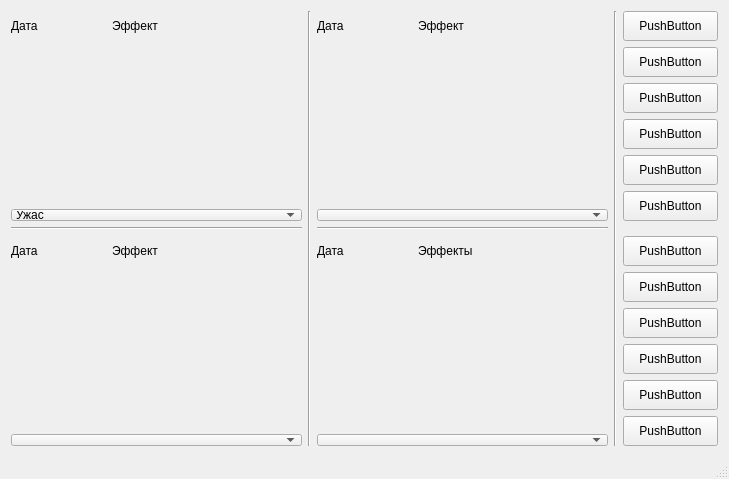
Qt form design.ui (VenkarD/SecuritySystem) before a commit.
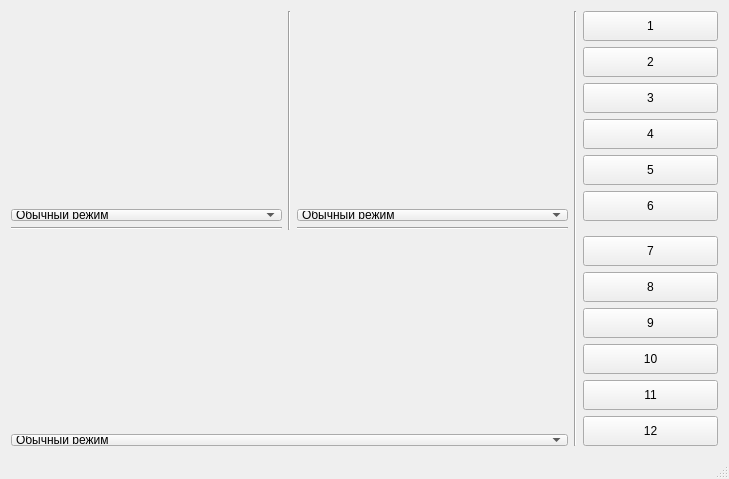
The same form after that commit.

```diff
--- a/design.ui
+++ b/design.ui
@@ -23,207 +23,7 @@
    <layout class="QVBoxLayout" name="verticalLayout">
     <item>
      <layout class="QGridLayout" name="gridLayout">
-      <item row="0" column="0">
-       <widget class="QLabel" name="date_1">
-        <property name="minimumSize">
-         <size>
-          <width>0</width>
-          <height>10</height>
-         </size>
-        </property>
-        <property name="text">
-         <string>Дата</string>
-        </property>
-       </widget>
-      </item>
-      <item row="0" column="1" colspan="2">
-       <widget class="QLabel" name="effect_1">
-        <property name="minimumSize">
-         <size>
-          <width>0</width>
-          <height>10</height>
-         </size>
-        </property>
-        <property name="text">
-         <string>Эффект</string>
-        </property>
-       </widget>
-      </item>
-      <item row="0" column="4">
-       <widget class="QLabel" name="date_3">
-        <property name="minimumSize">
-         <size>
-          <width>0</width>
-          <height>10</height>
-         </size>
-        </property>
-        <property name="text">
-         <string>Дата</string>
-        </property>
-       </widget>
-      </item>
-      <item row="0" column="5" colspan="2">
-       <widget class="QLabel" name="effect_3">
-        <property name="minimumSize">
-         <size>
-          <width>0</width>
-          <height>10</height>
-         </size>
-        </property>
-        <property name="text">
-         <string>Эффект</string>
-        </property>
-       </widget>
-      </item>
-      <item row="8" column="1" colspan="2">
-       <widget class="QLabel" name="effect_2">
-        <property name="minimumSize">
-         <size>
-          <width>0</width>
-          <height>10</height>
-         </size>
-        </property>
-        <property name="text">
-         <string>Эффект</string>
-        </property>
-       </widget>
-      </item>
-      <item row="9" column="4" rowspan="5" colspan="3">
-       <widget class="QLabel" name="video_4">
-        <property name="text">
-         <string/>
-        </property>
-       </widget>
-      </item>
-      <item row="8" column="4">
-       <widget class="QLabel" name="date_4">
-        <property name="minimumSize">
-         <size>
-          <width>0</width>
-          <height>10</height>
-         </size>
-        </property>
-        <property name="text">
-         <string>Дата</string>
-        </property>
-       </widget>
-      </item>
-      <item row="14" column="0" colspan="3">
-       <widget class="QComboBox" name="comboBox_2">
-        <property name="maximumSize">
-         <size>
-          <width>16777215</width>
-          <height>12</height>
-         </size>
-        </property>
-       </widget>
-      </item>
-      <item row="14" column="4" colspan="3">
-       <widget class="QComboBox" name="comboBox_4">
-        <property name="maximumSize">
-         <size>
-          <width>16777215</width>
-          <height>12</height>
-         </size>
-        </property>
-       </widget>
-      </item>
-      <item row="1" column="0" rowspan="5" colspan="3">
-       <widget class="QLabel" name="video_1">
-        <property name="text">
-         <string/>
-        </property>
-       </widget>
-      </item>
-      <item row="8" column="0">
-       <widget class="QLabel" name="date_2">
-        <property name="minimumSize">
-         <size>
-          <width>0</width>
-          <height>10</height>
-         </size>
-        </property>
-        <property name="text">
-         <string>Дата</string>
-        </property>
-       </widget>
-      </item>
-      <item row="9" column="0" rowspan="5" colspan="3">
-       <widget class="QLabel" name="video_2">
-        <property name="text">
-         <string/>
-        </property>
-       </widget>
-      </item>
-      <item row="8" column="5" colspan="2">
-       <widget class="QLabel" name="effect_4">
-        <property name="minimumSize">
-         <size>
-          <width>0</width>
-          <height>10</height>
-         </size>
-        </property>
-        <property name="text">
-         <string>Эффекты</string>
-        </property>
-       </widget>
-      </item>
-      <item row="6" column="4" colspan="3">
-       <widget class="QComboBox" name="comboBox_3">
-        <property name="maximumSize">
-         <size>
-          <width>16777215</width>
-          <height>12</height>
-         </size>
-        </property>
-       </widget>
-      </item>
-      <item row="1" column="4" rowspan="5" colspan="3">
-       <widget class="QLabel" name="video_3">
-        <property name="text">
-         <string/>
-        </property>
-       </widget>
-      </item>
-      <item row="6" column="0" colspan="3">
-       <widget class="QComboBox" name="comboBox">
-        <property name="maximumSize">
-         <size>
-          <width>16777215</width>
-          <height>12</height>
-         </size>
-        </property>
-        <item>
-         <property name="text">
-          <string>Ужас</string>
-         </property>
-        </item>
-        <item>
-         <property name="text">
-          <string>Дизайн</string>
-         </property>
-        </item>
-        <item>
-         <property name="text">
-          <string>Отстой</string>
-         </property>
-        </item>
-       </widget>
-      </item>
-      <item row="3" column="8">
-       <widget class="QPushButton" name="pushButton_9">
-        <property name="minimumSize">
-         <size>
-          <width>0</width>
-          <height>30</height>
-         </size>
-        </property>
-        <property name="text">
-         <string>PushButton</string>
-        </property>
-       </widget>
-      </item>
-      <item row="12" column="8">
+      <item row="12" column="6">
        <widget class="QPushButton" name="pushButton_11">
         <property name="minimumSize">
          <size>
@@ -232,11 +32,54 @@
          </size>
         </property>
         <property name="text">
-         <string>PushButton</string>
+         <string>11</string>
         </property>
        </widget>
       </item>
-      <item row="11" column="8">
+      <item row="6" column="3" colspan="2">
+       <widget class="QComboBox" name="comboBox_3">
+        <property name="maximumSize">
+         <size>
+          <width>16777215</width>
+          <height>12</height>
+         </size>
+        </property>
+        <item>
+         <property name="text">
+          <string>Обычный режим</string>
+         </property>
+        </item>
+        <item>
+         <property name="text">
+          <string>Распознование людей</string>
+         </property>
+        </item>
+        <item>
+         <property name="text">
+          <string>Распознование движения</string>
+         </property>
+        </item>
+        <item>
+         <property name="text">
+          <string>Распознавание границ</string>
+         </property>
+        </item>
+       </widget>
+      </item>
+      <item row="3" column="6">
+       <widget class="QPushButton" name="pushButton_4">
+        <property name="minimumSize">
+         <size>
+          <width>0</width>
+          <height>30</height>
+         </size>
+        </property>
+        <property name="text">
+         <string>4</string>
+        </property>
+       </widget>
+      </item>
+      <item row="11" column="6">
        <widget class="QPushButton" name="pushButton_10">
         <property name="minimumSize">
          <size>
@@ -245,96 +88,48 @@
          </size>
         </property>
         <property name="text">
-         <string>PushButton</string>
+         <string>10</string>
         </property>
        </widget>
       </item>
-      <item row="0" column="3" rowspan="15">
-       <widget class="Line" name="line">
-        <property name="orientation">
-         <enum>Qt::Vertical</enum>
-        </property>
-       </widget>
-      </item>
-      <item row="2" column="8">
-       <widget class="QPushButton" name="pushButton_3">
-        <property name="minimumSize">
-         <size>
-          <width>0</width>
-          <height>30</height>
-         </size>
-        </property>
+      <item row="0" column="3" rowspan="6" colspan="2">
+       <widget class="QLabel" name="video_2">
         <property name="text">
-         <string>PushButton</string>
+         <string/>
         </property>
        </widget>
       </item>
-      <item row="1" column="8">
-       <widget class="QPushButton" name="pushButton_2">
-        <property name="minimumSize">
+      <item row="6" column="0" colspan="2">
+       <widget class="QComboBox" name="comboBox_1">
+        <property name="maximumSize">
          <size>
-          <width>0</width>
-          <height>30</height>
+          <width>16777215</width>
+          <height>12</height>
          </size>
         </property>
-        <property name="text">
-         <string>PushButton</string>
-        </property>
+        <item>
+         <property name="text">
+          <string>Обычный режим</string>
+         </property>
+        </item>
+        <item>
+         <property name="text">
+          <string>Распознование людей</string>
+         </property>
+        </item>
+        <item>
+         <property name="text">
+          <string>Распознование движения</string>
+         </property>
+        </item>
+        <item>
+         <property name="text">
+          <string>Распознование границ</string>
+         </property>
+        </item>
        </widget>
       </item>
-      <item row="0" column="8">
-       <widget class="QPushButton" name="pushButton">
-        <property name="minimumSize">
-         <size>
-          <width>0</width>
-          <height>30</height>
-         </size>
-        </property>
-        <property name="text">
-         <string>PushButton</string>
-        </property>
-       </widget>
-      </item>
-      <item row="13" column="8" rowspan="2">
-       <widget class="QPushButton" name="pushButton_7">
-        <property name="minimumSize">
-         <size>
-          <width>0</width>
-          <height>30</height>
-         </size>
-        </property>
-        <property name="text">
-         <string>PushButton</string>
-        </property>
-       </widget>
-      </item>
-      <item row="8" column="8">
-       <widget class="QPushButton" name="pushButton_8">
-        <property name="minimumSize">
-         <size>
-          <width>0</width>
-          <height>30</height>
-         </size>
-        </property>
-        <property name="text">
-         <string>PushButton</string>
-        </property>
-       </widget>
-      </item>
-      <item row="10" column="8">
-       <widget class="QPushButton" name="pushButton_6">
-        <property name="minimumSize">
-         <size>
-          <width>0</width>
-          <height>30</height>
-         </size>
-        </property>
-        <property name="text">
-         <string>PushButton</string>
-        </property>
-       </widget>
-      </item>
-      <item row="9" column="8">
+      <item row="4" column="6">
        <widget class="QPushButton" name="pushButton_5">
         <property name="minimumSize">
          <size>
@@ -343,12 +138,19 @@
          </size>
         </property>
         <property name="text">
-         <string>PushButton</string>
+         <string>5</string>
         </property>
        </widget>
       </item>
-      <item row="5" column="8" rowspan="2">
-       <widget class="QPushButton" name="pushButton_4">
+      <item row="0" column="0" rowspan="6" colspan="2">
+       <widget class="QLabel" name="video_1">
+        <property name="text">
+         <string/>
+        </property>
+       </widget>
+      </item>
+      <item row="13" column="6" rowspan="2">
+       <widget class="QPushButton" name="pushButton_12">
         <property name="minimumSize">
          <size>
           <width>0</width>
@@ -356,33 +158,111 @@
          </size>
         </property>
         <property name="text">
-         <string>PushButton</string>
+         <string>12</string>
         </property>
        </widget>
       </item>
-      <item row="7" column="0" colspan="3">
+      <item row="10" column="6">
+       <widget class="QPushButton" name="pushButton_9">
+        <property name="minimumSize">
+         <size>
+          <width>0</width>
+          <height>30</height>
+         </size>
+        </property>
+        <property name="text">
+         <string>9</string>
+        </property>
+       </widget>
+      </item>
+      <item row="5" column="6" rowspan="2">
+       <widget class="QPushButton" name="pushButton_6">
+        <property name="minimumSize">
+         <size>
+          <width>0</width>
+          <height>30</height>
+         </size>
+        </property>
+        <property name="text">
+         <string>6</string>
+        </property>
+       </widget>
+      </item>
+      <item row="7" column="0" colspan="2">
        <widget class="Line" name="line_2">
         <property name="orientation">
          <enum>Qt::Horizontal</enum>
         </property>
        </widget>
       </item>
-      <item row="7" column="4" colspan="3">
+      <item row="8" column="6">
+       <widget class="QPushButton" name="pushButton_7">
+        <property name="minimumSize">
+         <size>
+          <width>0</width>
+          <height>30</height>
+         </size>
+        </property>
+        <property name="text">
+         <string>7</string>
+        </property>
+       </widget>
+      </item>
+      <item row="7" column="3" colspan="2">
        <widget class="Line" name="line_3">
         <property name="orientation">
          <enum>Qt::Horizontal</enum>
         </property>
        </widget>
       </item>
-      <item row="0" column="7" rowspan="15">
+      <item row="1" column="6">
+       <widget class="QPushButton" name="pushButton_2">
+        <property name="minimumSize">
+         <size>
+          <width>0</width>
+          <height>30</height>
+         </size>
+        </property>
+        <property name="text">
+         <string>2</string>
+        </property>
+       </widget>
+      </item>
+      <item row="9" column="6">
+       <widget class="QPushButton" name="pushButton_8">
+        <property name="minimumSize">
+         <size>
+          <width>0</width>
+          <height>30</height>
+         </size>
+        </property>
+        <property name="text">
+         <string>8</string>
+        </property>
+       </widget>
+      </item>
+      <item row="2" column="6">
+       <widget class="QPushButton" name="pushButton_3">
+        <property name="minimumSize">
+         <size>
+          <width>0</width>
+          <height>30</height>
+         </size>
+        </property>
+        <property name="text">
+         <string>3</string>
+        </property>
+       </widget>
+      </item>
+      <item row="0" column="5" rowspan="15">
        <widget class="Line" name="line_4">
         <property name="orientation">
          <enum>Qt::Vertical</enum>
         </property>
        </widget>
       </item>
-      <item row="4" column="8">
-       <widget class="QPushButton" name="pushButton_12">
+      <item row="0" column="6">
+       <widget class="QPushButton" name="pushButton_1">
         <property name="minimumSize">
          <size>
           <width>0</width>
@@ -390,10 +270,54 @@
          </size>
         </property>
         <property name="text">
-         <string>PushButton</string>
+         <string>1</string>
         </property>
        </widget>
       </item>
+      <item row="8" column="0" rowspan="6" colspan="5">
+       <widget class="QLabel" name="video_3">
+        <property name="text">
+         <string/>
+        </property>
+       </widget>
+      </item>
+      <item row="0" column="2" rowspan="8">
+       <widget class="Line" name="line">
+        <property name="orientation">
+         <enum>Qt::Vertical</enum>
+        </property>
+       </widget>
+      </item>
+      <item row="14" column="0" colspan="5">
+       <widget class="QComboBox" name="comboBox_2">
+        <property name="maximumSize">
+         <size>
+          <width>16777215</width>
+          <height>12</height>
+         </size>
+        </property>
+        <item>
+         <property name="text">
+          <string>Обычный режим</string>
+         </property>
+        </item>
+        <item>
+         <property name="text">
+          <string>Распознавание людей</string>
+         </property>
+        </item>
+        <item>
+         <property name="text">
+          <string>Распознавание движения</string>
+         </property>
+        </item>
+        <item>
+         <property name="text">
+          <string>Распознавание границ</string>
+         </property>
+        </item>
+       </widget>
+      </item>
      </layout>
     </item>
    </layout>
```
Left out of the diff: 6 changed lines with no effect on the pictures.
